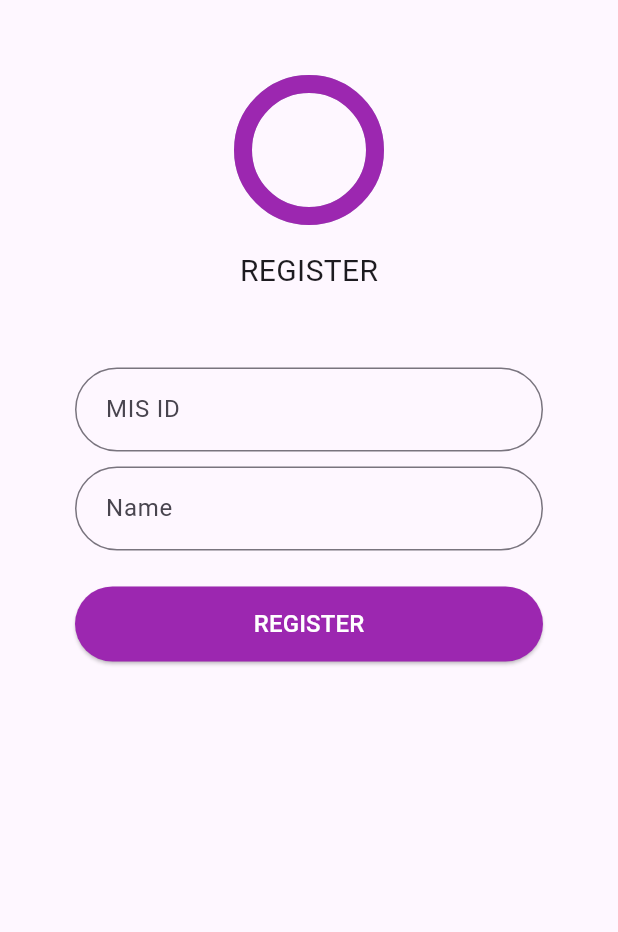
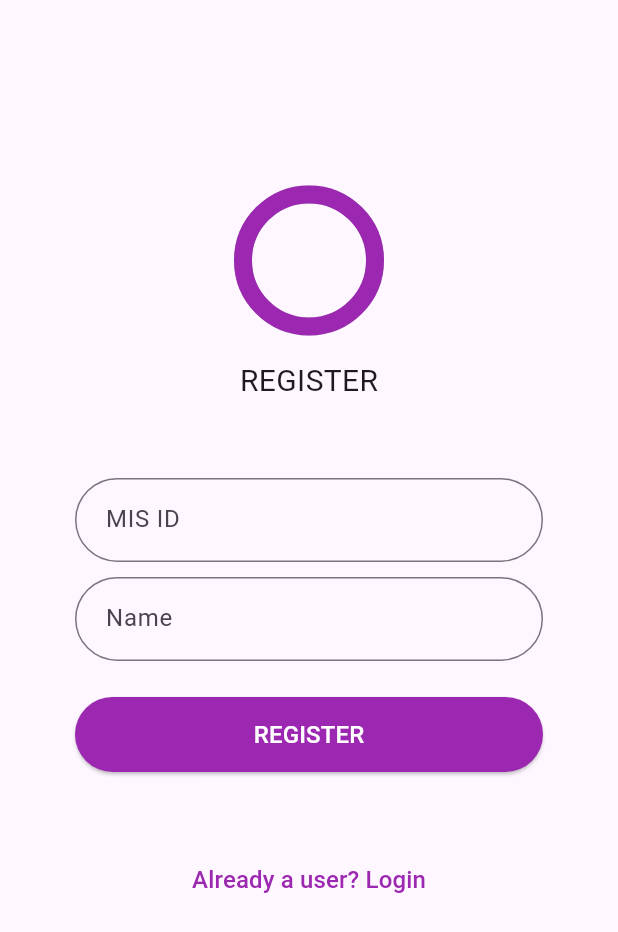
Before and after one commit to DevShayan/section_a, a Flutter app: the screen it shows after launch, after a tap on "Register Instead?", on a phone screen of 412 x 824 dp. Shown: the top 932 px of the screen. Run offline on Flutter 3.47's test engine with Material 3 defaults, Android fonts, the phone set to English and light mode, and no system bars; drawn by our look-alikes of percent_indicator; our stand-ins replace flutter_bloc, modal_bottom_sheet, shimmer; network calls fail.

Commit message:
Changes to be committed: 	modified:   lib/screens/login.dart 	modified:   lib/screens/register.dart

```diff
--- a/lib/screens/login.dart
+++ b/lib/screens/login.dart
@@ -1,4 +1,5 @@
 import 'package:flutter/material.dart';
+import 'package:flutter/widgets.dart';
 import 'package:flutter_bloc/flutter_bloc.dart';
 import 'package:percent_indicator/circular_percent_indicator.dart';
 import 'package:section_a/bloc/login/login_bloc.dart';
@@ -12,14 +13,16 @@ class LoginScreen extends StatelessWidget {
 
   @override
   Widget build(BuildContext context) {
+    double screenHeight = MediaQuery.of(context).size.height;
+
     return Scaffold(
       body: Padding(
-        padding: const EdgeInsets.fromLTRB(50, 0, 50, 0),
+        padding: const EdgeInsets.symmetric(horizontal:  50),
         child: SingleChildScrollView(
           child: Column(
             mainAxisAlignment: MainAxisAlignment.center,
             children: [
-              const SizedBox(height: 50),
+              SizedBox(height: screenHeight * 0.15),
               CircularPercentIndicator(
                 radius: 50,
                 lineWidth: 12,
--- a/lib/screens/register.dart
+++ b/lib/screens/register.dart
@@ -3,20 +3,23 @@ import 'package:flutter_bloc/flutter_bloc.dart';
 import 'package:percent_indicator/circular_percent_indicator.dart';
 import 'package:section_a/bloc/register/reg_bloc.dart';
 import 'package:section_a/constants/colors.dart';
+import 'package:section_a/routes/routes.dart';
 
 class RegisterScreen extends StatelessWidget {
   const RegisterScreen({super.key});
 
   @override
   Widget build(BuildContext context) {
+    double screenHeight = MediaQuery.of(context).size.height;
+
     return Scaffold(
         body: Padding(
-          padding: const EdgeInsets.fromLTRB(50, 0, 50, 0),
+          padding: const EdgeInsets.symmetric(horizontal: 50),
           child: SingleChildScrollView(
             child: Column(
               mainAxisAlignment: MainAxisAlignment.center,
               children: [
-                const SizedBox(height: 50),
+                SizedBox(height: screenHeight * 0.15),
                 CircularPercentIndicator(
                   radius: 50,
                   lineWidth: 12,
@@ -74,6 +77,24 @@ class RegisterScreen extends StatelessWidget {
                     ),
                   ),
                 ),
+                Padding(
+                  padding: const EdgeInsets.symmetric(vertical:  24),
+                  child: TextButton(
+                    style: TextButton.styleFrom(
+                      foregroundColor: AppColors.appAccent,
+                    ),
+                    onPressed: () => Navigator.pushReplacementNamed(
+                      context,
+                      AppRoutes.login,
+                    ),
+                    child: const Text(
+                      "Already a user? Login",
+                      style: TextStyle(
+                        fontSize: 16
+                      ),
+                    ),
+                  ),
+                ),
               ],
             ),
           ),
```
